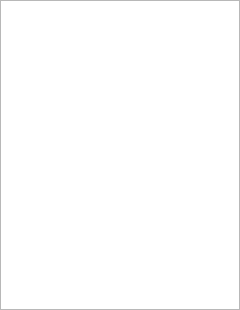
Qt form main/propertieswindow.ui (pjrinaldi/wombatforensics) before a commit.
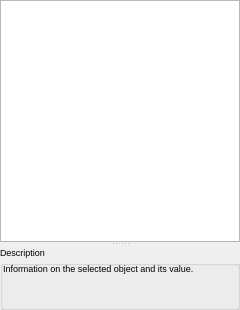
The same form after that commit.

Commit message: gui modification to the properties window: adding description section and allowing a single selection.

Diff of the .ui file:
```diff
--- a/main/propertieswindow.ui
+++ b/main/propertieswindow.ui
@@ -25,7 +25,7 @@
   <property name="modal">
    <bool>true</bool>
   </property>
-  <layout class="QVBoxLayout" name="verticalLayout">
+  <layout class="QHBoxLayout" name="horizontalLayout">
    <property name="spacing">
     <number>0</number>
    </property>
@@ -42,6 +42,10 @@
     <number>0</number>
    </property>
    <item>
+    <widget class="QSplitter" name="splitter">
+     <property name="orientation">
+      <enum>Qt::Vertical</enum>
+     </property>
     <widget class="QTableView" name="tableView">
      <property name="sizeAdjustPolicy">
       <enum>QAbstractScrollArea::AdjustIgnored</enum>
@@ -70,6 +74,73 @@
      <attribute name="verticalHeaderVisible">
       <bool>false</bool>
      </attribute>
+      <attribute name="verticalHeaderHighlightSections">
+       <bool>false</bool>
+      </attribute>
+     </widget>
+     <widget class="QGroupBox" name="groupBox">
+      <property name="font">
+       <font>
+        <pointsize>7</pointsize>
+       </font>
+      </property>
+      <property name="autoFillBackground">
+       <bool>false</bool>
+      </property>
+      <property name="title">
+       <string>Description</string>
+      </property>
+      <property name="alignment">
+       <set>Qt::AlignLeading|Qt::AlignLeft|Qt::AlignTop</set>
+      </property>
+      <property name="flat">
+       <bool>false</bool>
+      </property>
+      <property name="checkable">
+       <bool>false</bool>
+      </property>
+      <layout class="QHBoxLayout" name="horizontalLayout_2">
+       <property name="spacing">
+        <number>0</number>
+       </property>
+       <property name="leftMargin">
+        <number>0</number>
+       </property>
+       <property name="topMargin">
+        <number>0</number>
+       </property>
+       <property name="rightMargin">
+        <number>0</number>
+       </property>
+       <property name="bottomMargin">
+        <number>0</number>
+       </property>
+       <item>
+        <widget class="QLabel" name="label">
+         <property name="font">
+          <font>
+           <pointsize>7</pointsize>
+          </font>
+         </property>
+         <property name="text">
+          <string>Information on the selected object and its value.</string>
+         </property>
+         <property name="alignment">
+          <set>Qt::AlignLeading|Qt::AlignLeft|Qt::AlignTop</set>
+         </property>
+         <property name="wordWrap">
+          <bool>true</bool>
+         </property>
+         <property name="margin">
+          <number>1</number>
+         </property>
+         <property name="textInteractionFlags">
+          <set>Qt::NoTextInteraction</set>
+         </property>
+        </widget>
+       </item>
+      </layout>
+     </widget>
     </widget>
    </item>
   </layout>
```
Left out of the diff: 5 changed lines with no effect on the pictures. Lines whose indentation alone changed are shown as unchanged. The commit also changes 1 other file.
